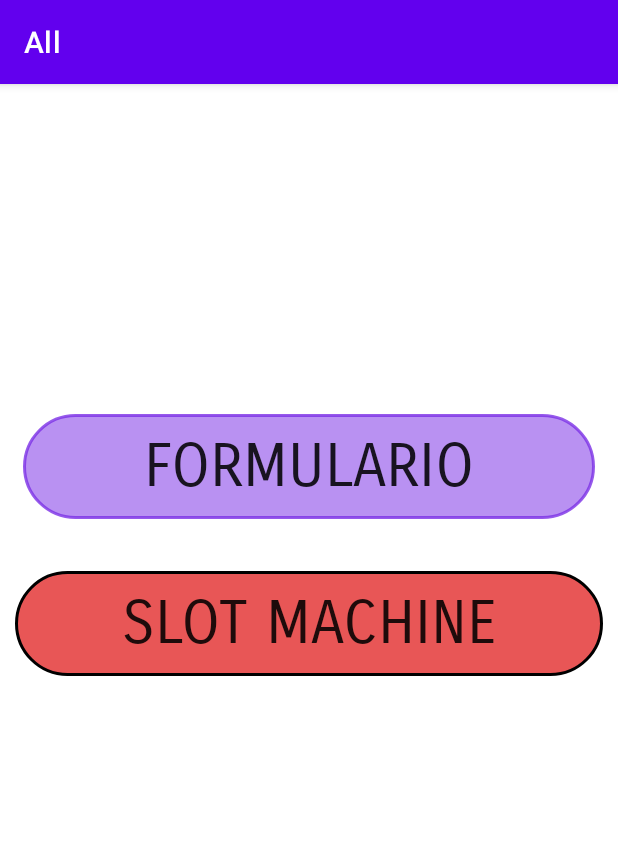
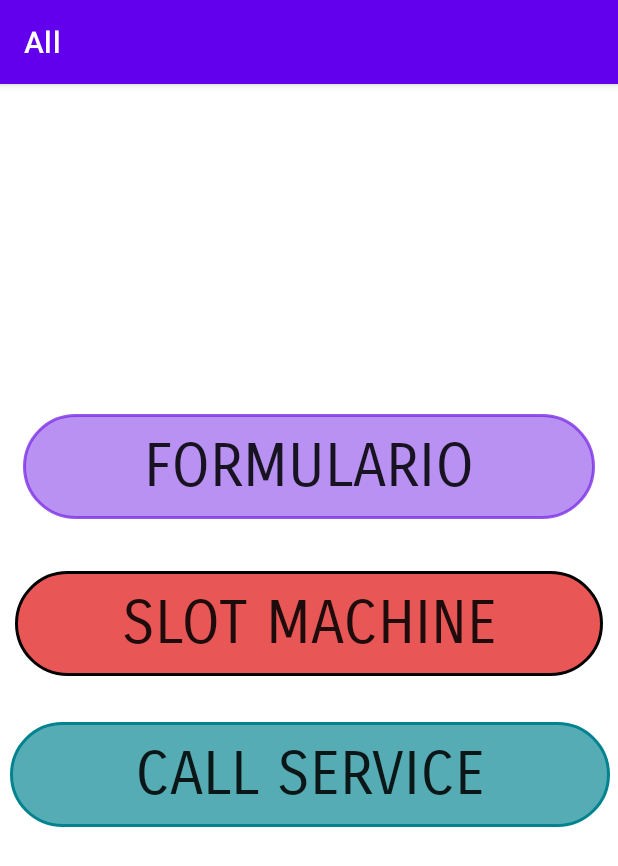
Before and after one commit to Alex-tremo5/idk, an Android app: the screen it shows after launch (MainActivity), on a phone screen of 412 x 824 dp. Shown: the top 866 px of the screen. Run offline under Robolectric (Android 15) with nearby library versions, the light colour scheme and no system bars.

Commit message:
Configuration CallService part1

```diff
--- a/app/build.gradle
+++ b/app/build.gradle
@@ -42,4 +42,8 @@ dependencies {
     testImplementation 'junit:junit:4.+'
     androidTestImplementation 'androidx.test.ext:junit:1.1.2'
     androidTestImplementation 'androidx.test.espresso:espresso-core:3.3.0'
+    //Retrofit
+    implementation 'com.squareup.retrofit2:retrofit:2.5.0'
+    implementation 'com.squareup.retrofit2:converter-gson:2.5.0'
+    implementation 'com.squareup.okhttp3:logging-interceptor:3.9.1'
 }
--- a/app/src/main/java/com/example/idk/start/MainActivity.kt
+++ b/app/src/main/java/com/example/idk/start/MainActivity.kt
@@ -5,6 +5,7 @@ import androidx.appcompat.app.AppCompatActivity
 import android.os.Bundle
 import androidx.appcompat.widget.AppCompatButton
 import com.example.idk.R
+import com.example.idk.ServiceActivity
 import com.example.idk.form.FormActivity
 import com.example.idk.machine.GameActivity
 
@@ -15,6 +16,7 @@ class MainActivity : AppCompatActivity() {
 
         val bformulario: AppCompatButton = findViewById(R.id.bFormulario)
         val btSlot: AppCompatButton = findViewById(R.id.btSlot)
+        val btCall: AppCompatButton = findViewById(R.id.btCall)
 
 
         bformulario.setOnClickListener {
@@ -26,5 +28,9 @@ class MainActivity : AppCompatActivity() {
             val inte: Intent = Intent(this, GameActivity::class.java)
             startActivity(inte)
         }
+
+        btCall.setOnClickListener {
+            val inte: Intent = Intent (this, ServiceActivity::class .java)
+        }
     }
 }
--- a/app/src/main/res/layout/activity_main.xml
+++ b/app/src/main/res/layout/activity_main.xml
@@ -39,13 +39,31 @@
         android:orientation="vertical"
         android:text="@string/slot"
         android:textSize="40sp"
-        app:layout_constraintBottom_toBottomOf="parent"
         app:layout_constraintEnd_toEndOf="parent"
         app:layout_constraintHorizontal_bias="0.0"
         app:layout_constraintStart_toStartOf="parent"
         app:layout_constraintTop_toTopOf="parent"
         app:layout_constraintVertical_bias="0.465"
-        tools:ignore="InvalidId" />
+        tools:ignore="InvalidId"
+        app:layout_constraintBottom_toBottomOf="parent"/>
+
+    <androidx.appcompat.widget.AppCompatButton
+        android:id="@+id/btCall"
+        android:layout_width="400dp"
+        android:layout_height="70dp"
+        android:background="@drawable/edge"
+        android:fontFamily="sans-serif-smallcaps"
+        android:backgroundTint="#00838F"
+        app:layout_constraintHorizontal_bias="0.551"
+        android:gravity="center"
+        android:orientation="vertical"
+        android:text="@string/call"
+        android:textSize="40sp"
+        app:layout_constraintBottom_toBottomOf="parent"
+        app:layout_constraintEnd_toEndOf="parent"
+        app:layout_constraintStart_toStartOf="parent"
+        app:layout_constraintTop_toBottomOf="@+id/btSlot"
+        app:layout_constraintVertical_bias="0.102" />
 
 
 </androidx.constraintlayout.widget.ConstraintLayout>
--- a/app/src/main/res/values/strings.xml
+++ b/app/src/main/res/values/strings.xml
@@ -35,5 +35,6 @@
     <string name="insert">Insert coin</string>
     <string name="I_know">I don\'t know</string>
     <string name="find">Find anything</string>
+    <string name="call">Call Service</string>
 
 </resources>
```
Also changed, not shown: app/src/main/AndroidManifest.xml (+6 -4 lines), app/src/main/java/com/example/idk/ServiceActivity.kt (added, +38 -0 lines), app/src/main/java/com/example/idk/data/ApiClient.kt (added, +38 -0 lines), app/src/main/java/com/example/idk/data/ApiService.kt (added, +11 -0 lines), app/src/main/java/com/example/idk/data/DogamiGameResult.kt (added, +15 -0 lines), app/src/main/res/layout/activity_service.xml (added, +22 -0 lines).
